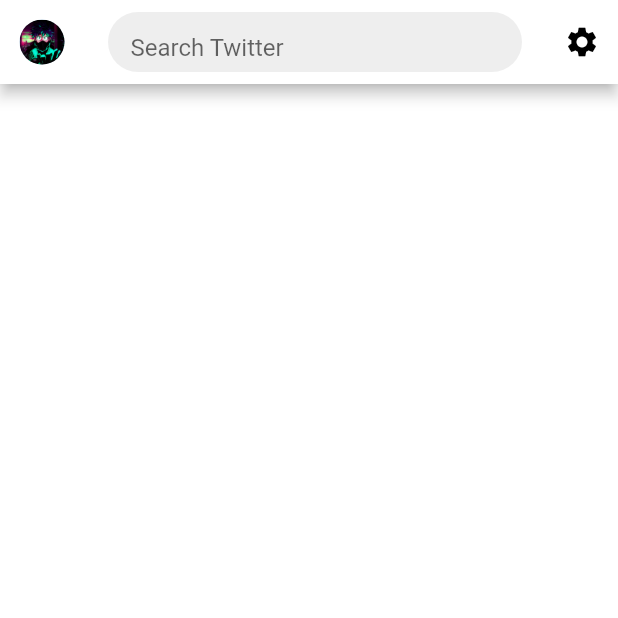
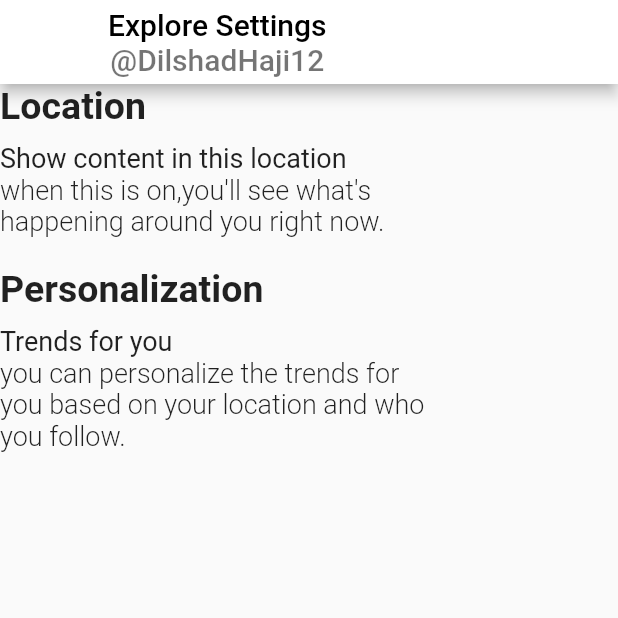
Before and after one commit to yousf10/Twitter-clone, a Flutter app: the SearchAppBar screen opened directly, after a tap on the "settings" icon, on a phone screen of 412 x 824 dp, the top half of it. Run offline on Flutter 3.47's test engine with Material 2 defaults, Android fonts, the phone set to English and light mode, and no system bars; missing offline and left inert: dart:html.

Commit message:
adding setting screen content

```diff
--- a/lib/Dilshad/Seaech_Screen/search_app_bar.dart
+++ b/lib/Dilshad/Seaech_Screen/search_app_bar.dart
@@ -1,6 +1,8 @@
 import 'package:flutter/material.dart';
 import 'package:flutter/src/widgets/container.dart';
 import 'package:flutter/src/widgets/framework.dart';
+
+import '../Setting.dart';
 
 class SearchAppBar extends StatefulWidget {
   const SearchAppBar({super.key});
@@ -51,7 +53,14 @@ class _SearchAppBarState extends State<SearchAppBar> {
               Icons.settings,
               color: Colors.black,
             ),
-            onPressed: () {},
+            onPressed: () {
+              Navigator.push(
+                context,
+                MaterialPageRoute(
+                  builder: (context) => SettingScreen(),
+                ),
+              );
+            },
           ),
         ],
       ),
--- a/lib/Dilshad/Seaech_Screen/search_screen.dart
+++ b/lib/Dilshad/Seaech_Screen/search_screen.dart
@@ -60,6 +60,30 @@ class _TwitterSearchScreenState extends State<TwitterSearchScreen> {
                 NumberOfTweets: "201K",
                 TrendingIn: "Trending in Eouropa"),
           ),
+          Container(
+            width: 250,
+            height: 77,
+            child: const TweetTrending(
+                HashTag: "#TeamWork",
+                NumberOfTweets: "7.3K",
+                TrendingIn: "Trending in OOP"),
+          ),
+          Container(
+            width: 250,
+            height: 77,
+            child: const TweetTrending(
+                HashTag: "#CR7",
+                NumberOfTweets: "7.7M",
+                TrendingIn: "Trending in Sport"),
+          ),
+          Container(
+            width: 250,
+            height: 77,
+            child: const TweetTrending(
+                HashTag: "#Art",
+                NumberOfTweets: "4.2K",
+                TrendingIn: "Trending in Entertaintment"),
+          ),
           Positioned(
               child: Text(
             "Show more",
--- /dev/null
+++ b/lib/Dilshad/Setting.dart
@@ -0,0 +1,83 @@
+import 'dart:html';
+import 'dart:ui';
+import 'package:flutter/cupertino.dart';
+import 'package:flutter/material.dart';
+
+class SettingScreen extends StatelessWidget {
+  bool switchValue = true;
+
+  Widget build(BuildContext context) {
+    return Scaffold(
+        appBar: AppBar(
+          backgroundColor: Colors.white,
+          title: Column(
+            mainAxisAlignment: MainAxisAlignment.center,
+            children: [
+              Text(
+                "Explore Settings",
+                style: TextStyle(color: Colors.black),
+              ),
+              Text("@DilshadHaji12",
+                  style: TextStyle(
+                      color: Colors.black54, fontWeight: FontWeight.w500)),
+            ],
+          ),
+        ),
+        body: Column(crossAxisAlignment: CrossAxisAlignment.start, children: [
+          Positioned(
+              child: Text(
+            "Location",
+            style: TextStyle(fontSize: 25, fontWeight: FontWeight.bold),
+          )),
+          SizedBox(
+            height: 10,
+          ),
+          Positioned(
+              child: Text(
+            "Show content in this location",
+            style: TextStyle(fontSize: 18, fontWeight: FontWeight.w400),
+          )),
+          Positioned(
+              child: Text(
+            "when this is on,you'll see what's",
+            style: TextStyle(fontSize: 18, fontWeight: FontWeight.w300),
+          )),
+          Positioned(
+              child: Text(
+            "happening around you right now.",
+            style: TextStyle(fontSize: 18, fontWeight: FontWeight.w300),
+          )),
+          SizedBox(
+            height: 20,
+          ),
+          Positioned(
+              child: Text(
+            "Personalization",
+            style: TextStyle(fontSize: 25, fontWeight: FontWeight.bold),
+          )),
+          SizedBox(
+            height: 10,
+          ),
+          Positioned(
+              child: Text(
+            "Trends for you",
+            style: TextStyle(fontSize: 18, fontWeight: FontWeight.w400),
+          )),
+          Positioned(
+              child: Text(
+            "you can personalize the trends for ",
+            style: TextStyle(fontSize: 18, fontWeight: FontWeight.w300),
+          )),
+          Positioned(
+              child: Text(
+            "you based on your location and who",
+            style: TextStyle(fontSize: 18, fontWeight: FontWeight.w300),
+          )),
+          Positioned(
+              child: Text(
+            "you follow.",
+            style: TextStyle(fontSize: 18, fontWeight: FontWeight.w300),
+          )),
+        ]));
+  }
+}
```
Also changed, not shown: pubspec.lock.
